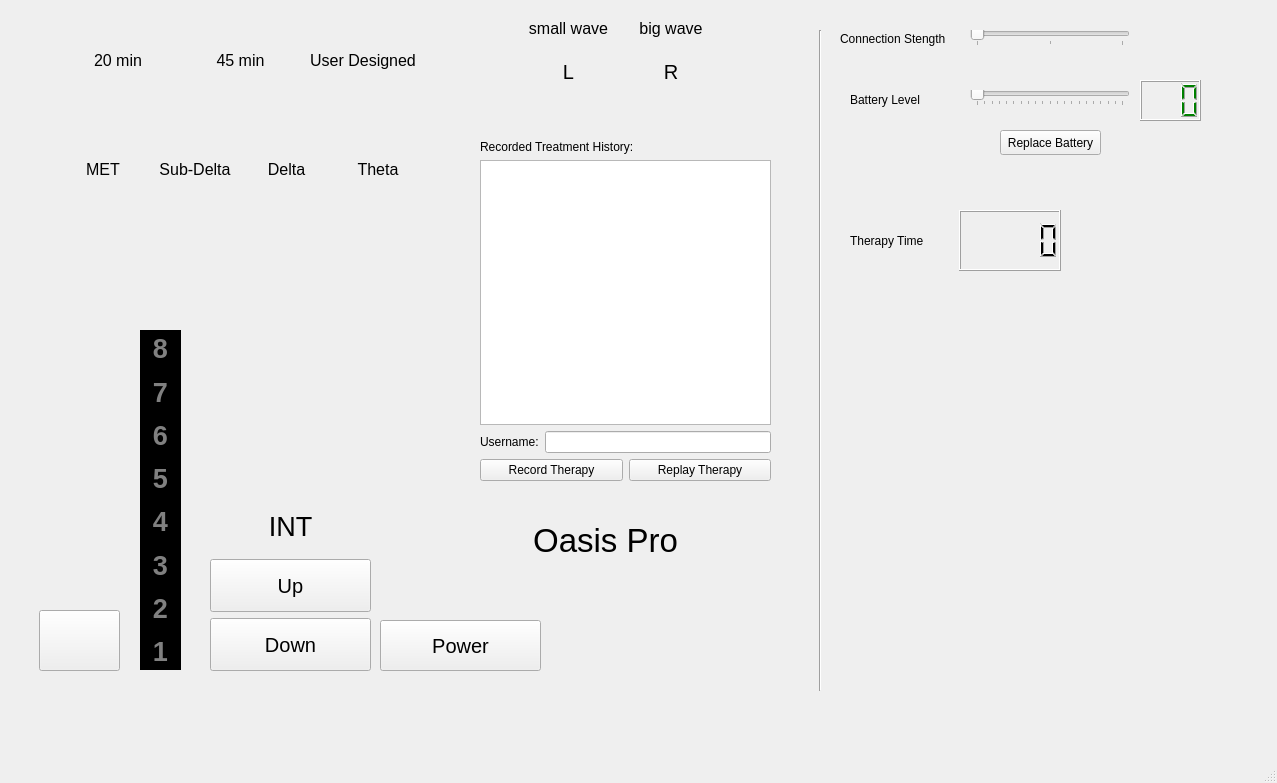
The window that mainwindow.ui (PeterKBailey/Oasis-Pro-Simulator) describes before a commit, drawn with Qt 5.
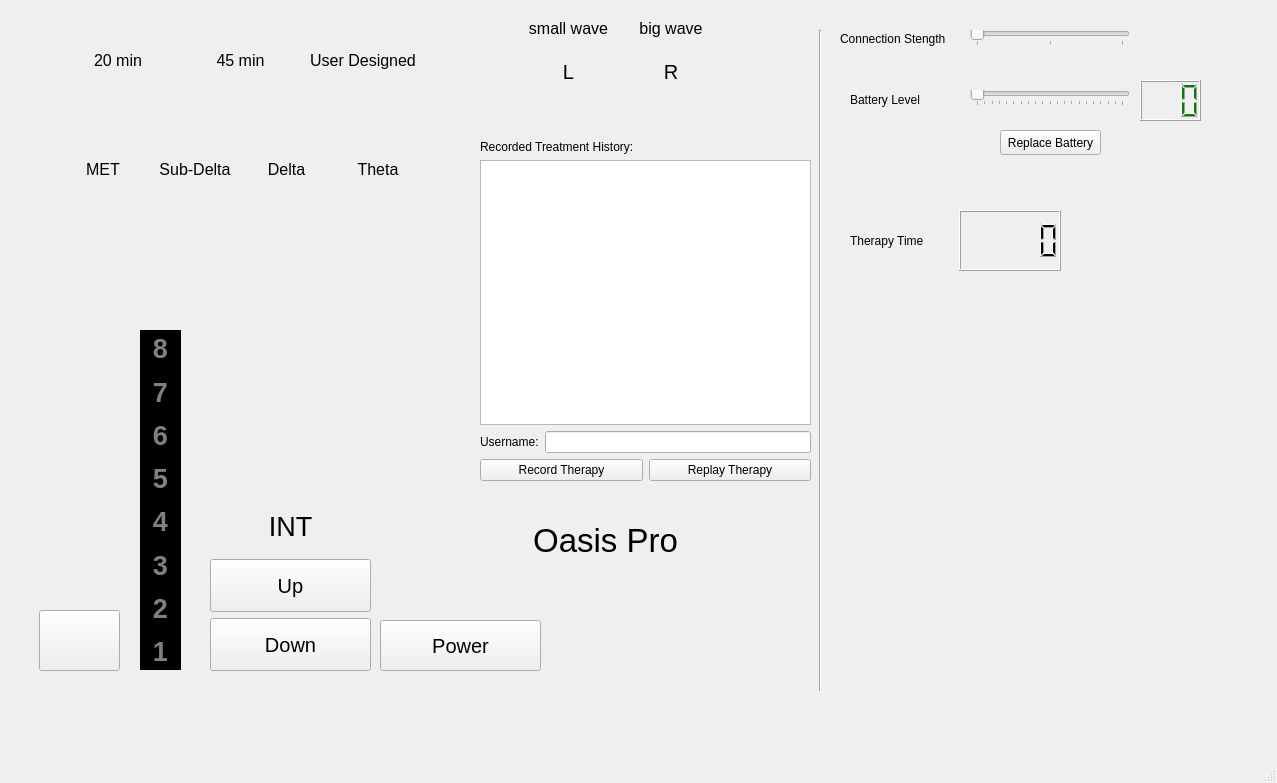
The same window after the commit.

Commit message: Modified Record Therapy and UI, added replay logic

Diff of the .ui file:
```diff
--- a/mainwindow.ui
+++ b/mainwindow.ui
@@ -564,7 +564,7 @@
      <rect>
       <x>480</x>
       <y>140</y>
-      <width>291</width>
+      <width>331</width>
       <height>341</height>
      </rect>
     </property>
```
The commit also changes 4 other files.
